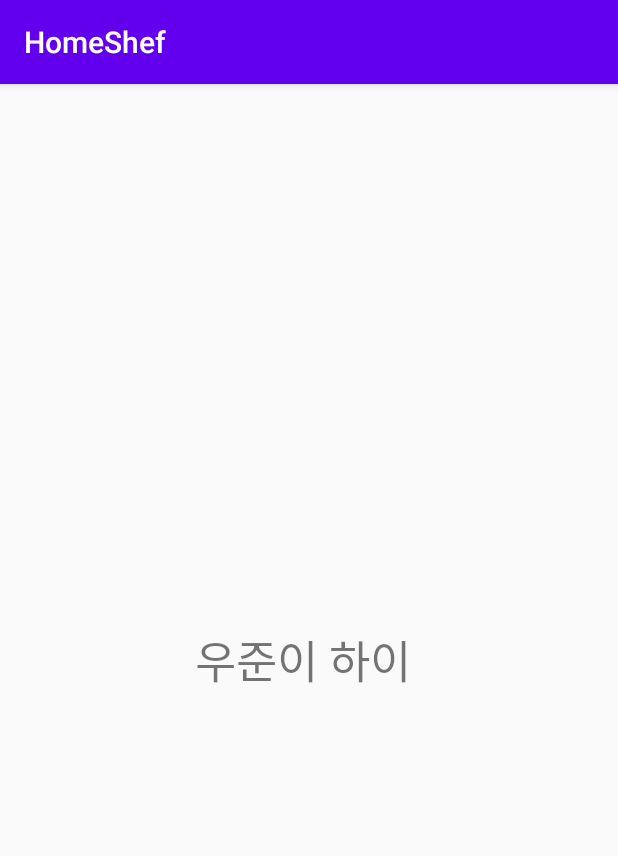
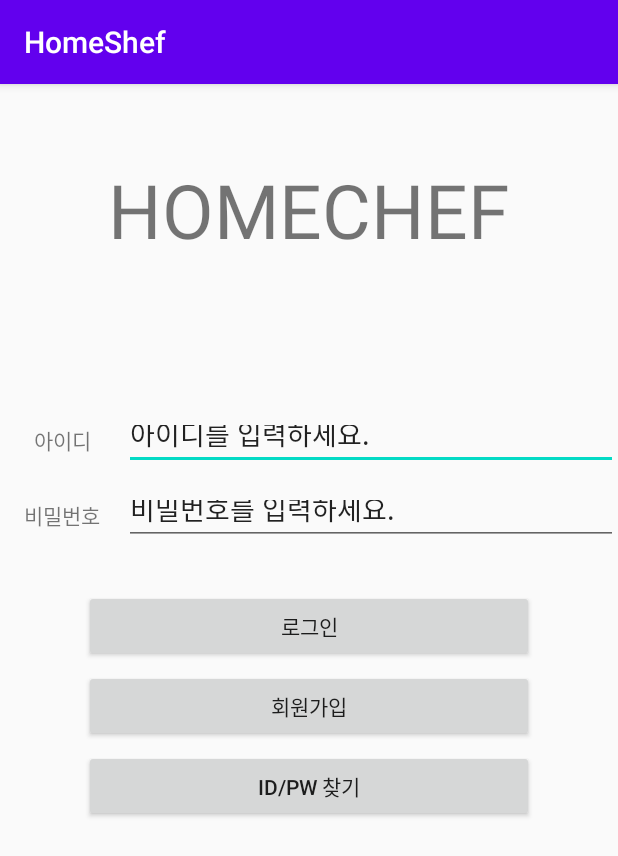
Before and after one commit to justbydev/BANKTREE, an Android app: the screen it shows after launch (MainActivity), on a phone screen of 412 x 824 dp. Shown: the top 856 px of the screen. Run offline under Robolectric (Android 15) with nearby library versions, the light colour scheme and no system bars.

Commit message:
Login screen

```diff
--- a/app/src/main/res/layout/activity_main.xml
+++ b/app/src/main/res/layout/activity_main.xml
@@ -4,14 +4,87 @@
     xmlns:tools="http://schemas.android.com/tools"
     android:layout_width="match_parent"
     android:layout_height="match_parent"
+    android:orientation="vertical"
     tools:context=".MainActivity">
 
     <TextView
         android:layout_width="wrap_content"
         android:layout_height="wrap_content"
         android:layout_gravity="center"
-        android:layout_marginLeft="130dp"
-        android:text="우준이 하이"
-        android:textSize="30sp" />
+        android:layout_marginTop="50dp"
+        android:text="HOMECHEF"
+        android:textSize="50sp" />
+
+    <LinearLayout
+        android:layout_width="match_parent"
+        android:layout_height="40dp"
+        android:layout_marginTop="100dp"
+        android:orientation="horizontal">
+
+        <TextView
+            android:id="@+id/textView12"
+            android:layout_width="match_parent"
+            android:layout_height="match_parent"
+            android:layout_weight="4"
+            android:gravity="center|clip_vertical"
+            android:text="아이디" />
+
+        <EditText
+            android:id="@+id/editText3"
+            android:layout_width="match_parent"
+            android:layout_height="match_parent"
+            android:layout_weight="1"
+            android:ems="10"
+            android:inputType="textPersonName"
+            android:text="아이디를 입력하세요." />
+    </LinearLayout>
+
+    <LinearLayout
+        android:layout_width="match_parent"
+        android:layout_height="40dp"
+        android:layout_marginTop="10dp"
+        android:orientation="horizontal">
+
+        <TextView
+            android:id="@+id/textView13"
+            android:layout_width="match_parent"
+            android:layout_height="match_parent"
+            android:layout_weight="4"
+            android:gravity="center|center_horizontal"
+            android:text="비밀번호" />
+
+        <EditText
+            android:id="@+id/editText4"
+            android:layout_width="match_parent"
+            android:layout_height="wrap_content"
+            android:layout_weight="1"
+            android:ems="10"
+            android:inputType="textPersonName"
+            android:text="비밀번호를 입력하세요." />
+    </LinearLayout>
+
+    <Button
+        android:id="@+id/button2"
+        android:layout_width="300dp"
+        android:layout_height="wrap_content"
+        android:layout_gravity="center"
+        android:layout_marginTop="30dp"
+        android:text="로그인" />
+
+    <Button
+        android:id="@+id/button3"
+        android:layout_width="300dp"
+        android:layout_height="wrap_content"
+        android:layout_gravity="center"
+        android:layout_marginTop="5dp"
+        android:text="회원가입" />
+
+    <Button
+        android:id="@+id/button4"
+        android:layout_width="300dp"
+        android:layout_height="wrap_content"
+        android:layout_gravity="center"
+        android:layout_marginTop="5dp"
+        android:text="ID/PW 찾기" />
 
 </LinearLayout>
```
